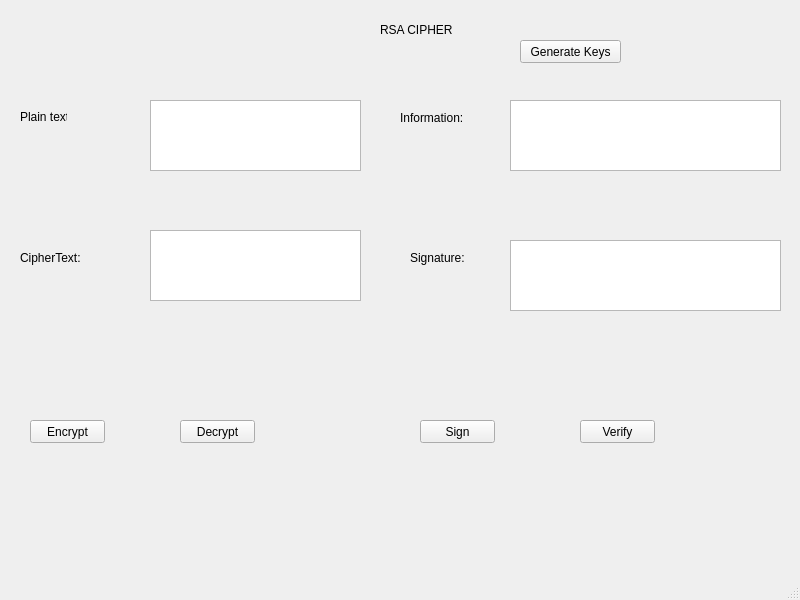
This is lab_03/ui/rsa.ui in teuyungboi/bmtt-nc-hutech-2280601021 as Qt 5 draws it before an edit. The edited form follows.
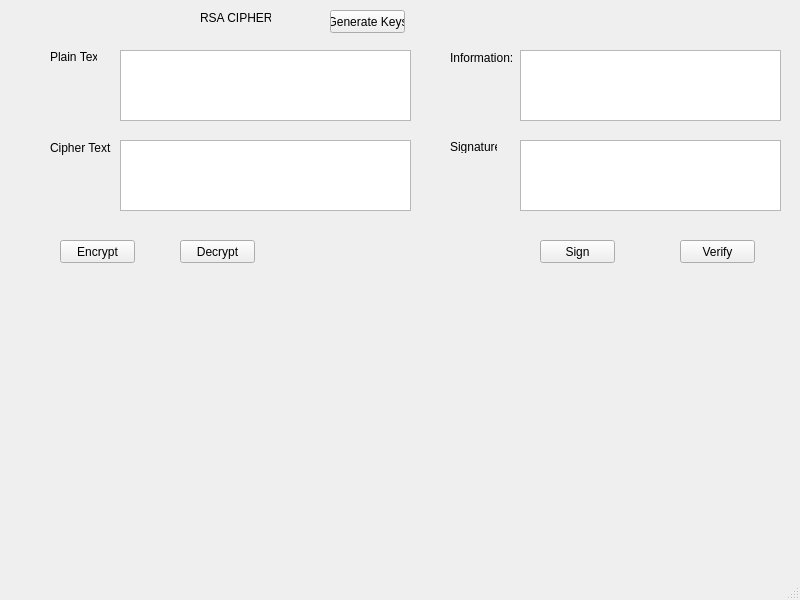
This is the edited form.

What changed in the file:
```diff
--- a/lab_03/ui/rsa.ui
+++ b/lab_03/ui/rsa.ui
@@ -14,11 +14,116 @@
    <string>MainWindow</string>
   </property>
   <widget class="QWidget" name="centralwidget">
+   <widget class="QLabel" name="label">
+    <property name="geometry">
+     <rect>
+      <x>200</x>
+      <y>10</y>
+      <width>71</width>
+      <height>16</height>
+     </rect>
+    </property>
+    <property name="text">
+     <string>RSA CIPHER</string>
+    </property>
+   </widget>
+   <widget class="QLabel" name="label_2">
+    <property name="geometry">
+     <rect>
+      <x>50</x>
+      <y>50</y>
+      <width>47</width>
+      <height>13</height>
+     </rect>
+    </property>
+    <property name="text">
+     <string>Plain Text:</string>
+    </property>
+   </widget>
+   <widget class="QPlainTextEdit" name="txt_plain_text">
+    <property name="geometry">
+     <rect>
+      <x>120</x>
+      <y>50</y>
+      <width>291</width>
+      <height>71</height>
+     </rect>
+    </property>
+   </widget>
+   <widget class="QLabel" name="label_3">
+    <property name="geometry">
+     <rect>
+      <x>450</x>
+      <y>50</y>
+      <width>71</width>
+      <height>16</height>
+     </rect>
+    </property>
+    <property name="text">
+     <string>Information:</string>
+    </property>
+   </widget>
+   <widget class="QPlainTextEdit" name="txt_info">
+    <property name="geometry">
+     <rect>
+      <x>520</x>
+      <y>50</y>
+      <width>261</width>
+      <height>71</height>
+     </rect>
+    </property>
+   </widget>
+   <widget class="QPlainTextEdit" name="txt_cipher_text">
+    <property name="geometry">
+     <rect>
+      <x>120</x>
+      <y>140</y>
+      <width>291</width>
+      <height>71</height>
+     </rect>
+    </property>
+   </widget>
+   <widget class="QLabel" name="label_4">
+    <property name="geometry">
+     <rect>
+      <x>50</x>
+      <y>140</y>
+      <width>61</width>
+      <height>16</height>
+     </rect>
+    </property>
+    <property name="text">
+     <string>Cipher Text:</string>
+    </property>
+   </widget>
+   <widget class="QLabel" name="label_5">
+    <property name="geometry">
+     <rect>
+      <x>450</x>
+      <y>140</y>
+      <width>47</width>
+      <height>13</height>
+     </rect>
+    </property>
+    <property name="text">
+     <string>Signature</string>
+    </property>
+   </widget>
+   <widget class="QPlainTextEdit" name="txt_sign">
+    <property name="geometry">
+     <rect>
+      <x>520</x>
+      <y>140</y>
+      <width>261</width>
+      <height>71</height>
+     </rect>
+    </property>
+   </widget>
    <widget class="QPushButton" name="btn_encrypt">
     <property name="geometry">
      <rect>
-      <x>30</x>
-      <y>420</y>
+      <x>60</x>
+      <y>240</y>
       <width>75</width>
       <height>23</height>
      </rect>
@@ -31,7 +136,7 @@
     <property name="geometry">
      <rect>
       <x>180</x>
-      <y>420</y>
+      <y>240</y>
       <width>75</width>
       <height>23</height>
      </rect>
@@ -43,8 +148,8 @@
    <widget class="QPushButton" name="btn_sign">
     <property name="geometry">
      <rect>
-      <x>420</x>
-      <y>420</y>
+      <x>540</x>
+      <y>240</y>
       <width>75</width>
       <height>23</height>
      </rect>
@@ -56,8 +161,8 @@
    <widget class="QPushButton" name="btn_verify">
     <property name="geometry">
      <rect>
-      <x>580</x>
-      <y>420</y>
+      <x>680</x>
+      <y>240</y>
       <width>75</width>
       <height>23</height>
      </rect>
@@ -66,117 +171,12 @@
      <string>Verify</string>
     </property>
    </widget>
-   <widget class="QPlainTextEdit" name="plainTextEdit">
-    <property name="geometry">
-     <rect>
-      <x>150</x>
-      <y>100</y>
-      <width>211</width>
-      <height>71</height>
-     </rect>
-    </property>
-   </widget>
-   <widget class="QLabel" name="label">
-    <property name="geometry">
-     <rect>
-      <x>380</x>
-      <y>9</y>
-      <width>111</width>
-      <height>41</height>
-     </rect>
-    </property>
-    <property name="text">
-     <string>RSA CIPHER</string>
-    </property>
-   </widget>
-   <widget class="QPlainTextEdit" name="plainTextEdit_2">
-    <property name="geometry">
-     <rect>
-      <x>150</x>
-      <y>230</y>
-      <width>211</width>
-      <height>71</height>
-     </rect>
-    </property>
-   </widget>
-   <widget class="QPlainTextEdit" name="plainTextEdit_3">
-    <property name="geometry">
-     <rect>
-      <x>510</x>
-      <y>100</y>
-      <width>271</width>
-      <height>71</height>
-     </rect>
-    </property>
-   </widget>
-   <widget class="QPlainTextEdit" name="plainTextEdit_4">
-    <property name="geometry">
-     <rect>
-      <x>510</x>
-      <y>240</y>
-      <width>271</width>
-      <height>71</height>
-     </rect>
-    </property>
-   </widget>
-   <widget class="QLabel" name="label_2">
-    <property name="geometry">
-     <rect>
-      <x>20</x>
-      <y>110</y>
-      <width>47</width>
-      <height>13</height>
-     </rect>
-    </property>
-    <property name="text">
-     <string>Plain text:</string>
-    </property>
-   </widget>
-   <widget class="QLabel" name="label_3">
-    <property name="geometry">
-     <rect>
-      <x>20</x>
-      <y>250</y>
-      <width>61</width>
-      <height>16</height>
-     </rect>
-    </property>
-    <property name="text">
-     <string>CipherText:</string>
-    </property>
-   </widget>
-   <widget class="QLabel" name="label_4">
-    <property name="geometry">
-     <rect>
-      <x>400</x>
-      <y>110</y>
-      <width>71</width>
-      <height>16</height>
-     </rect>
-    </property>
-    <property name="text">
-     <string>Information:</string>
-    </property>
-   </widget>
-   <widget class="QLabel" name="label_5">
-    <property name="geometry">
-     <rect>
-      <x>410</x>
-      <y>250</y>
-      <width>61</width>
-      <height>16</height>
-     </rect>
-    </property>
-    <property name="text">
-     <string>Signature:</string>
-    </property>
-   </widget>
    <widget class="QPushButton" name="btn_gen_keys">
     <property name="geometry">
      <rect>
-      <x>520</x>
-      <y>40</y>
-      <width>101</width>
+      <x>330</x>
+      <y>10</y>
+      <width>75</width>
       <height>23</height>
      </rect>
     </property>
```
